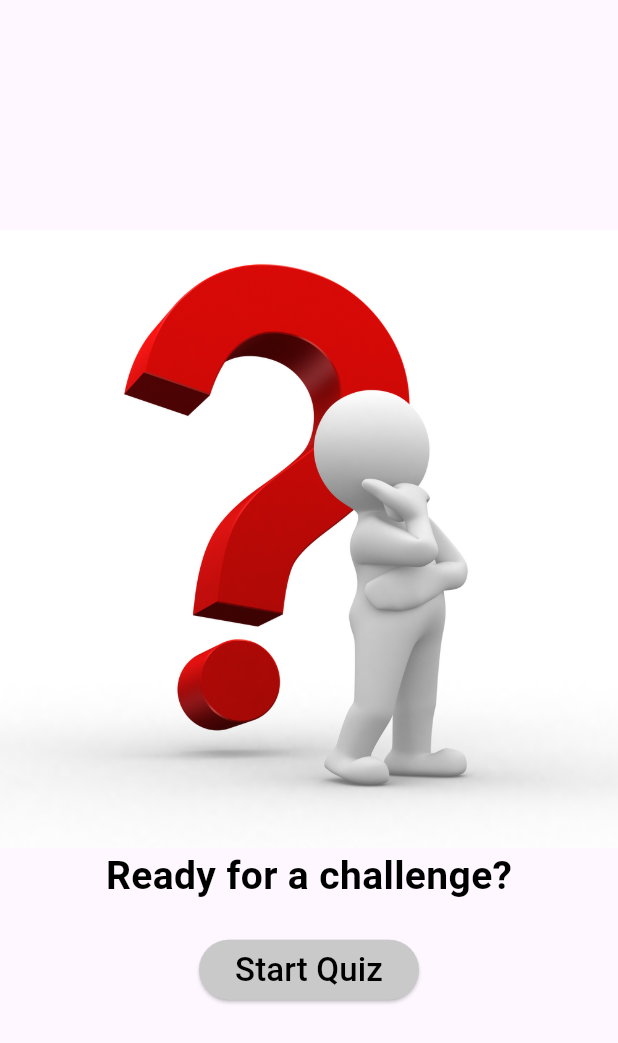
After one commit to RonydaEssam/quiz_app, a Flutter app: the screen it shows after launch, on a phone screen of 412 x 824 dp. The commit adds this screen. Shown: the top 1043 px of the screen. Run offline on Flutter 3.47's test engine with Material 3 defaults, Android fonts, the phone set to English and light mode, and no system bars.

Commit message:
extract start screen widget

```diff
--- /dev/null
+++ b/lib/start_screen.dart
@@ -0,0 +1,46 @@
+import 'package:flutter/material.dart';
+
+class StartScreen extends StatelessWidget {
+  const StartScreen({super.key});
+
+  @override
+  Widget build(BuildContext context) {
+    return Center(
+      child: Column(
+        mainAxisAlignment: MainAxisAlignment.center,
+        children: [
+          Image.asset(
+            'assets/images/question-mark.png',
+          ),
+          Text(
+            'Ready for a challenge?',
+            style: TextStyle(
+              fontSize: 26,
+              color: Colors.black,
+              fontWeight: FontWeight.w600,
+            ),
+          ),
+          SizedBox(
+            height: 20,
+          ),
+          ElevatedButton(
+            onPressed: () {},
+            style: ButtonStyle(
+              backgroundColor: WidgetStatePropertyAll(
+                const Color.fromARGB(255, 201, 201, 201),
+              ),
+            ),
+            child: Text(
+              'Start Quiz',
+              style: TextStyle(
+                fontSize: 22,
+                color: Colors.black,
+                fontWeight: FontWeight.w500,
+              ),
+            ),
+          ),
+        ],
+      ),
+    );
+  }
+}
--- a/pubspec.yaml
+++ b/pubspec.yaml
@@ -59,7 +59,6 @@ flutter:
 
   # To add assets to your application, add an assets section, like this:
   assets:
-    - assets/images/question-mark-1.jpg
     - assets/images/question-mark.png
 
   # An image asset can refer to one or more resolution-specific "variants", see
```
Also changed, not shown: lib/main.dart (+2 -38 lines).
